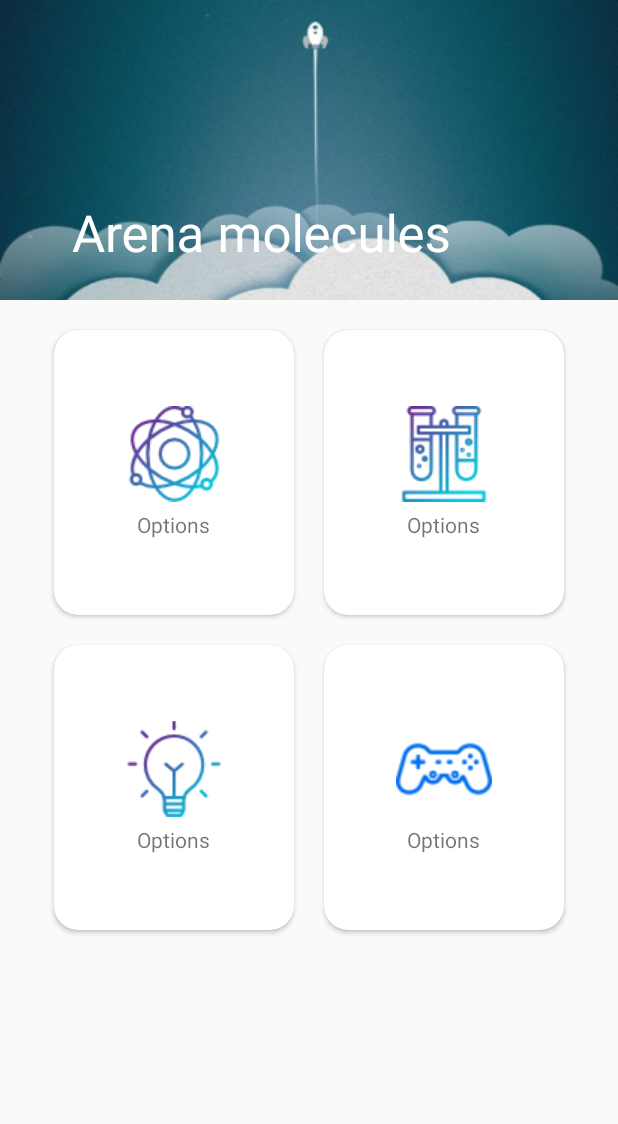
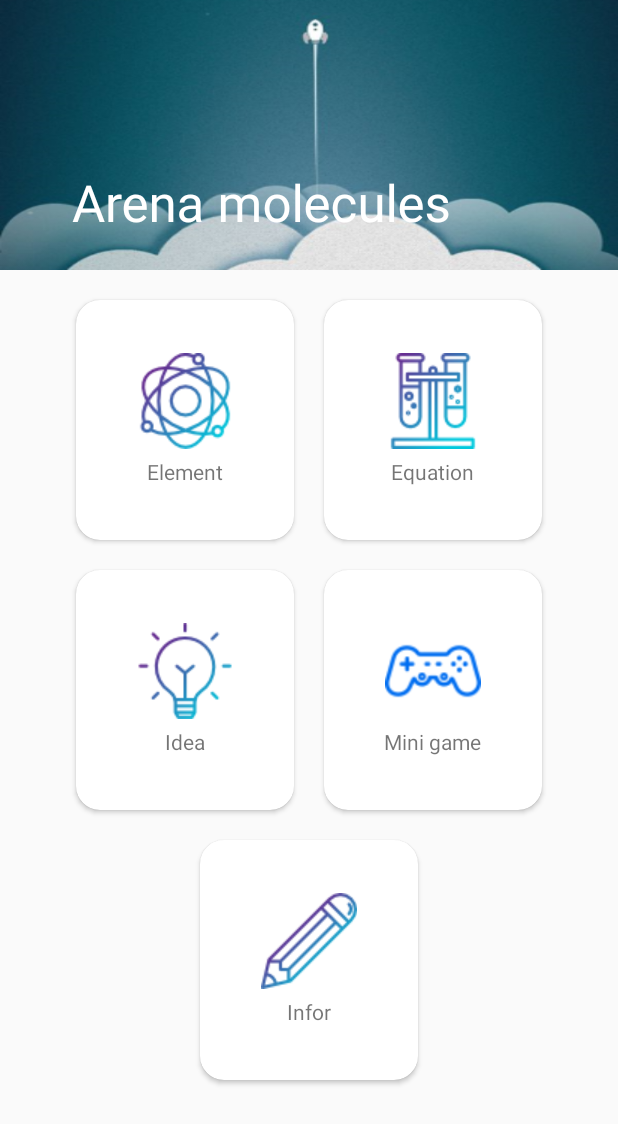
Before and after one commit to LegendForAll/Light_ar, an Android app: the screen it shows after launch (HomeActivity), on a phone screen of 412 x 824 dp. Shown: the top 1124 px of the screen. Run offline under Robolectric (Android 15) with nearby library versions, the phone set to English and light mode, and no system bars.

Commit message:
base minigame

```diff
--- a/ChemicalLight/app/src/main/AndroidManifest.xml
+++ b/ChemicalLight/app/src/main/AndroidManifest.xml
@@ -4,7 +4,7 @@
 
     <application
             android:allowBackup="true"
-            android:icon="@mipmap/ic_launcher"
+            android:icon="@mipmap/icon_main"
             android:label="@string/app_name"
             android:roundIcon="@mipmap/ic_launcher_round"
             android:supportsRtl="true"
--- a/ChemicalLight/app/src/main/java/com/example/hothaingoc/chemicallight/ScreenActivity.java
+++ b/ChemicalLight/app/src/main/java/com/example/hothaingoc/chemicallight/ScreenActivity.java
@@ -32,7 +32,7 @@ public class ScreenActivity extends AppCompatActivity {
         L2.setAnimation(downtoup);
 
         //auto change activity
-        CountDownTimer countDownTimer = new CountDownTimer(6000,1000) {
+        CountDownTimer countDownTimer = new CountDownTimer(2000,1000) {
             @Override
             public void onTick(long millisUntilFinished) {
 
--- a/ChemicalLight/app/src/main/res/layout/activity_home.xml
+++ b/ChemicalLight/app/src/main/res/layout/activity_home.xml
@@ -9,7 +9,7 @@
     <android.support.design.widget.AppBarLayout
             android:id="@+id/appBar"
             android:layout_width="match_parent"
-            android:layout_height="200dp"
+            android:layout_height="180dp"
             android:theme="@style/Base.ThemeOverlay.AppCompat.Dark.ActionBar">
         <android.support.design.widget.CollapsingToolbarLayout
                 android:id="@+id/collap"
@@ -54,8 +54,8 @@
                         android:id="@+id/carEle"
                         android:foreground="?android:attr/selectableItemBackground"
                         android:clickable="true"
-                        android:layout_width="160dp"
-                        android:layout_height="190dp"
+                        android:layout_width="145dp"
+                        android:layout_height="160dp"
                         android:layout_margin="10dp"
                         app:cardCornerRadius="16dp">
                     <LinearLayout
@@ -72,7 +72,7 @@
                                 android:layout_marginTop="5dp"
                                 android:layout_width="wrap_content"
                                 android:layout_height="wrap_content"
-                                android:text="Options"/>
+                                android:text="Element"/>
                     </LinearLayout>
                 </android.support.v7.widget.CardView>
 
@@ -80,8 +80,8 @@
                         android:id="@+id/carEque"
                         android:foreground="?android:attr/selectableItemBackground"
                         android:clickable="true"
-                        android:layout_width="160dp"
-                        android:layout_height="190dp"
+                        android:layout_width="145dp"
+                        android:layout_height="160dp"
                         android:layout_margin="10dp"
                         app:cardCornerRadius="16dp">
                     <LinearLayout
@@ -98,7 +98,7 @@
                                 android:layout_marginTop="5dp"
                                 android:layout_width="wrap_content"
                                 android:layout_height="wrap_content"
-                                android:text="Options"/>
+                                android:text="Equation"/>
                     </LinearLayout>
                 </android.support.v7.widget.CardView>
 
@@ -114,8 +114,8 @@
                         android:id="@+id/carIdea"
                         android:foreground="?android:attr/selectableItemBackground"
                         android:clickable="true"
-                        android:layout_width="160dp"
-                        android:layout_height="190dp"
+                        android:layout_width="145dp"
+                        android:layout_height="160dp"
                         android:layout_margin="10dp"
                         app:cardCornerRadius="16dp">
                     <LinearLayout
@@ -132,7 +132,7 @@
                                 android:layout_marginTop="5dp"
                                 android:layout_width="wrap_content"
                                 android:layout_height="wrap_content"
-                                android:text="Options"/>
+                                android:text="Idea"/>
                     </LinearLayout>
                 </android.support.v7.widget.CardView>
 
@@ -140,8 +140,8 @@
                         android:id="@+id/carGame"
                         android:foreground="?android:attr/selectableItemBackground"
                         android:clickable="true"
-                        android:layout_width="160dp"
-                        android:layout_height="190dp"
+                        android:layout_width="145dp"
+                        android:layout_height="160dp"
                         android:layout_margin="10dp"
                         app:cardCornerRadius="16dp"
                 >
@@ -159,11 +159,44 @@
                                 android:layout_marginTop="5dp"
                                 android:layout_width="wrap_content"
                                 android:layout_height="wrap_content"
-                                android:text="Options"/>
+                                android:text="Mini game"/>
                     </LinearLayout>
                 </android.support.v7.widget.CardView>
 
             </LinearLayout>
+            <LinearLayout
+                    android:layout_width="match_parent"
+                    android:layout_height="wrap_content"
+                    android:gravity="center"
+                    android:orientation="horizontal"
+                    android:clipToPadding="false">
+                <android.support.v7.widget.CardView
+                        android:id="@+id/carInfor"
+                        android:foreground="?android:attr/selectableItemBackground"
+                        android:clickable="true"
+                        android:layout_width="145dp"
+                        android:layout_height="160dp"
+                        android:layout_margin="10dp"
+                        app:cardCornerRadius="16dp">
+                    <LinearLayout
+                            android:layout_width="match_parent"
+                            android:layout_height="match_parent"
+                            android:layout_margin="2dp"
+                            android:orientation="vertical"
+                            android:gravity="center">
+                        <ImageView
+                                android:src="@drawable/i_pencil"
+                                android:layout_width="64dp"
+                                android:layout_height="64dp"/>
+                        <TextView
+                                android:layout_marginTop="5dp"
+                                android:layout_width="wrap_content"
+                                android:layout_height="wrap_content"
+                                android:text="Infor"/>
+                    </LinearLayout>
+                </android.support.v7.widget.CardView>
+            </LinearLayout>
+
         </LinearLayout>
 
     </android.support.v4.widget.NestedScrollView>
```
Also changed, not shown: ChemicalLight/app/src/main/java/com/example/hothaingoc/chemicallight/ChemicalElement.java (+5 -2 lines), ChemicalLight/app/src/main/java/com/example/hothaingoc/chemicallight/ChemicalGame.java (+107 -25 lines), ChemicalLight/app/src/main/java/com/example/hothaingoc/chemicallight/adapter_Element.java (+57 -0 lines), ChemicalLight/app/src/main/java/com/example/hothaingoc/chemicallight/data_Element.java (+21 -1 lines), ChemicalLight/app/src/main/res/layout/activity_chemical_game.xml (+29 -7 lines), ChemicalLight/app/src/main/res/layout/item_element.xml (+77 -37 lines), ChemicalLight/app/src/main/res/layout/item_equation.xml (+50 -10 lines), ChemicalLight/app/src/main/res/values/colors.xml (+10 -0 lines), ChemicalLight/app/src/main/res/drawable/i_pencil.png (added), ChemicalLight/app/src/main/res/mipmap-xxhdpi/icon_main.png (added), 1 other file.
